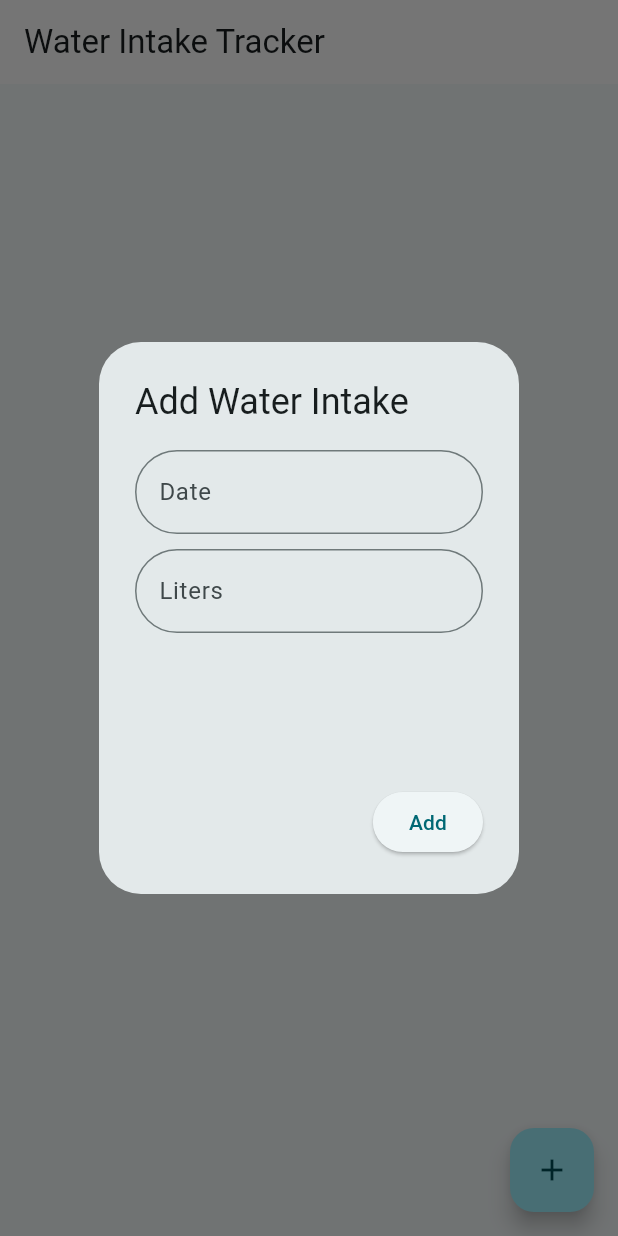
After one commit to rosamondlie/Fitness-Tracker-Mobile-App, a Flutter app: the screen it shows after launch, after a tap on the "add" icon, on a phone screen of 412 x 824 dp. The commit adds this screen. Run offline on Flutter 3.47's test engine with Material 3 defaults, Android fonts, the phone set to English and light mode, and no system bars; Roboto replaces fonts that are missing (Montserrat); project files that could hold a hidden picture were left out.

Commit message:
water intake list

```diff
--- a/lib/colors.dart
+++ b/lib/colors.dart
@@ -5,5 +5,8 @@ class AppColors {
   static const Color putihBG = Color(0xFFF3F5F7);
   static const Color hitam = Color(0xFF000000);
   static const Color abuText = Color(0xFF929292);
-  static const Color text = Color(0xFF333333);
+  static const Color merah = Color(0xFFFD5B73);
+  static const Color kuning = Color(0xFFFFC94C);
+  static const Color hijau = Color(0xFF1DD793);
+
 }
--- a/lib/main.dart
+++ b/lib/main.dart
@@ -1,6 +1,7 @@
 import 'package:fitness_tracker/model/user.dart';
 import 'package:fitness_tracker/pages/home.dart';
 import 'package:fitness_tracker/pages/landing.dart';
+import 'package:fitness_tracker/pages/water.dart';
 import 'package:flutter/material.dart';
 import 'package:provider/provider.dart';
 
@@ -25,10 +26,11 @@ class MyApp extends StatelessWidget {
         fontFamily: 'Montserrat',
         colorScheme: ColorScheme.fromSeed(seedColor: const Color.fromARGB(255, 255, 255, 255)),
       ),
-      initialRoute: '/landing',
+      initialRoute: '/water',
       routes: {
         '/landing': (context) => const Landing(),
-        '/home': (context) => const Home()
+        '/home': (context) => const Home(),
+        '/water': (context) => const Water()
       },
     );
   }
--- a/lib/pages/home.dart
+++ b/lib/pages/home.dart
@@ -58,6 +58,7 @@ class Home extends StatelessWidget {
 }
 
 
+
 class CardWidget extends StatelessWidget {
   final String title;
   final String subtitle;
@@ -82,13 +83,13 @@ class CardWidget extends StatelessWidget {
           crossAxisAlignment: CrossAxisAlignment.start,
           children: [
             Text(title, style: TextStyle(fontSize: 16, fontWeight: FontWeight.bold)),
-            Text(subtitle, style: TextStyle(color: Colors.grey, fontSize: 12)),
+            Text(subtitle, style: TextStyle(color: AppColors.abuText, fontSize: 12)),
             SizedBox(height: 10),
             Row(
               children: [
                 Text(value, style: TextStyle(fontSize: 24, fontWeight: FontWeight.bold)),
                 SizedBox(width: 5),
-                Text(unit, style: TextStyle(color: Colors.grey, fontSize: 14)),
+                Text(unit, style: TextStyle(color: AppColors.abuText, fontSize: 14)),
               ],
             ),
           ],
--- /dev/null
+++ b/lib/pages/water.dart
@@ -0,0 +1,167 @@
+import 'package:flutter/material.dart';
+import 'package:fitness_tracker/colors.dart';
+import 'package:provider/provider.dart';
+
+class Water extends StatefulWidget {
+  const Water({super.key});
+
+  @override
+  State<Water> createState() => _WaterState();
+}
+
+class _WaterState extends State<Water> {
+  final List<Map<String, dynamic>> waterData = [  ];
+
+  final dateController = TextEditingController();
+  final literController = TextEditingController();
+
+  void addData(String date, double liters) {
+    setState(() {
+      String status;
+      Color color;
+
+      if (liters < 1.5) {
+        status = 'Bad';
+        color = Colors.redAccent;
+      } else if (liters >= 1.5 && liters <= 2) {
+        status = 'Average';
+        color = Colors.amber;
+      } else {
+        status = 'Good';
+        color = Colors.greenAccent;
+      }
+
+      waterData.add({
+        'date': date,
+        'liters': liters,
+        'status': status,
+        'color': color,
+      });
+    });
+  }
+
+  @override
+  void dispose() {
+    dateController.dispose();
+    literController.dispose();
+    super.dispose();
+  }
+
+  @override
+  Widget build(BuildContext context) {
+    return Scaffold(
+      appBar: AppBar(
+        backgroundColor: AppColors.putih,
+        title: Text("Water Intake Tracker"),
+      ),
+      body: Padding(
+        padding: const EdgeInsets.all(8.0),
+        child: ListView.builder(
+          itemCount: waterData.length,
+          itemBuilder: (context, index) {
+            final item = waterData[index];
+            return Card(
+              shape: RoundedRectangleBorder(
+                borderRadius: BorderRadius.circular(12),
+              ),
+              color: item['color'],
+              elevation: 5,
+              margin: EdgeInsets.symmetric(vertical: 8),
+              child: Padding(
+                padding: const EdgeInsets.all(16.0),
+                child: Column(
+                  crossAxisAlignment: CrossAxisAlignment.start,
+                  children: [
+                    Text(
+                      item['date'],
+                      style: TextStyle(
+                        color: Colors.black,
+                        fontSize: 16,
+                        fontWeight: FontWeight.w600,
+                      ),
+                    ),
+                    SizedBox(height: 8),
+                    Text(
+                      '${item['liters']} liter(s)',
+                      style: TextStyle(
+                        color: Colors.black,
+                        fontSize: 22,
+                        fontWeight: FontWeight.bold,
+                      ),
+                    ),
+                    Align(
+                      alignment: Alignment.bottomRight,
+                      child: Text(
+                        item['status'],
+                        style: TextStyle(
+                          color: Colors.black,
+                          fontSize: 18,
+                          fontWeight: FontWeight.bold,
+                        ),
+                      ),
+                    ),
+                  ],
+                ),
+              ),
+            );
+          },
+        ),
+      ),
+      floatingActionButton: FloatingActionButton(
+        onPressed: () async {
+          showDialog(
+            context: context,
+            builder: (context) {
+              return AlertDialog(
+                title: const Text("Add Water Intake"),
+                content: SizedBox(
+                  height: 200,
+                  child: Column(
+                    children: [
+                      TextField(
+                        controller: dateController,
+                        decoration: InputDecoration(
+                          labelText: "Date",
+                          border: OutlineInputBorder(
+                            borderRadius: BorderRadius.circular(50.0),
+                          ),
+                        ),
+                      ),
+                      SizedBox(height: 10.0),
+                      TextField(
+                        controller: literController,
+                        keyboardType: TextInputType.number,
+                        decoration: InputDecoration(
+                          labelText: "Liters",
+                          border: OutlineInputBorder(
+                            borderRadius: BorderRadius.circular(50.0),
+                          ),
+                        ),
+                      ),
+                    ],
+                  ),
+                ),
+                actions: [
+                  ElevatedButton(
+                    onPressed: () {
+                      final date = dateController.text;
+                      final liters = double.tryParse(literController.text);
+                      if (date.isNotEmpty && liters != null) {
+                        addData(date, liters);
+                        dateController.clear();
+                        literController.clear();
+                        Navigator.of(context).pop();
+                      }
+                    },
+                    child: const Text("Add"),
+                  ),
+                ],
+              );
+            },
+          );
+        },
+        child: const Icon(Icons.add),
+      ),
+    );
+  }
+}
```
